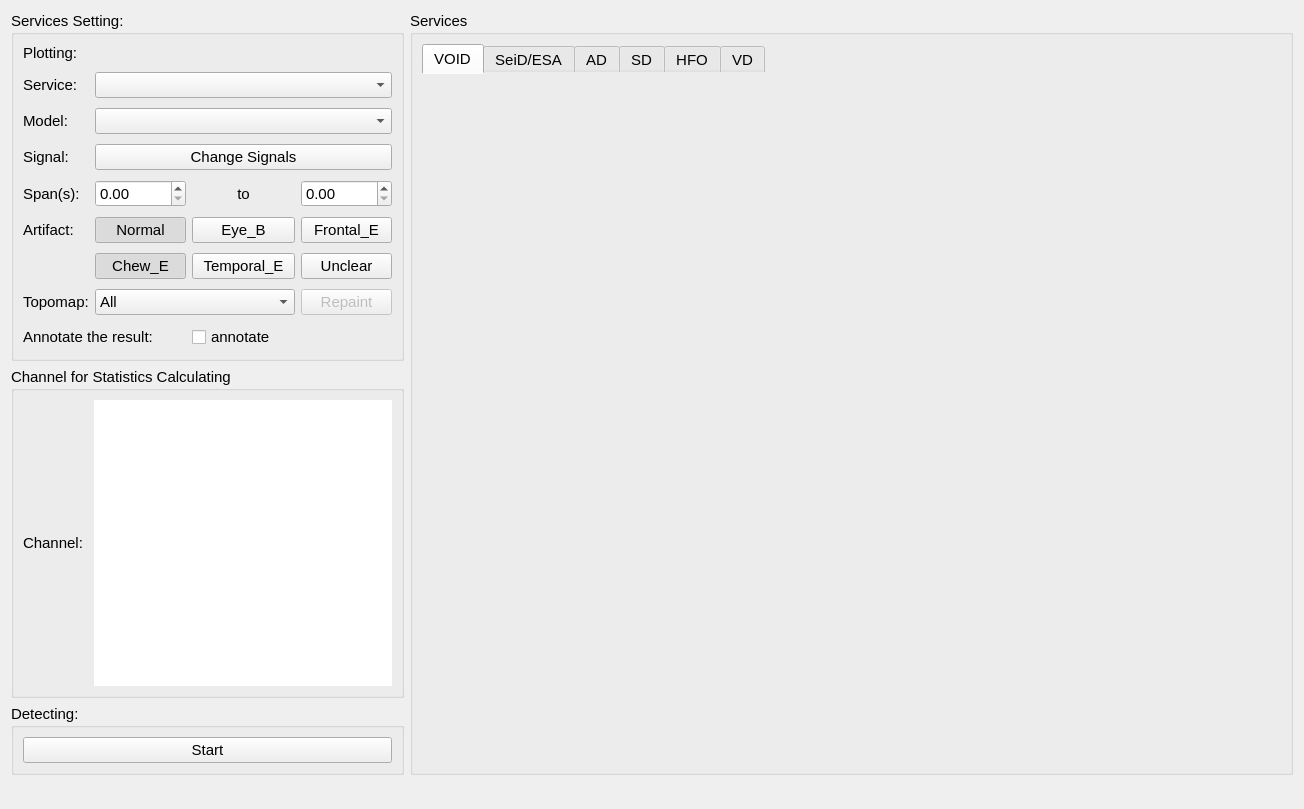
First picture: the form in ui/extend_services_form.ui, repository X-Augenstern/EAViz, before the edit.
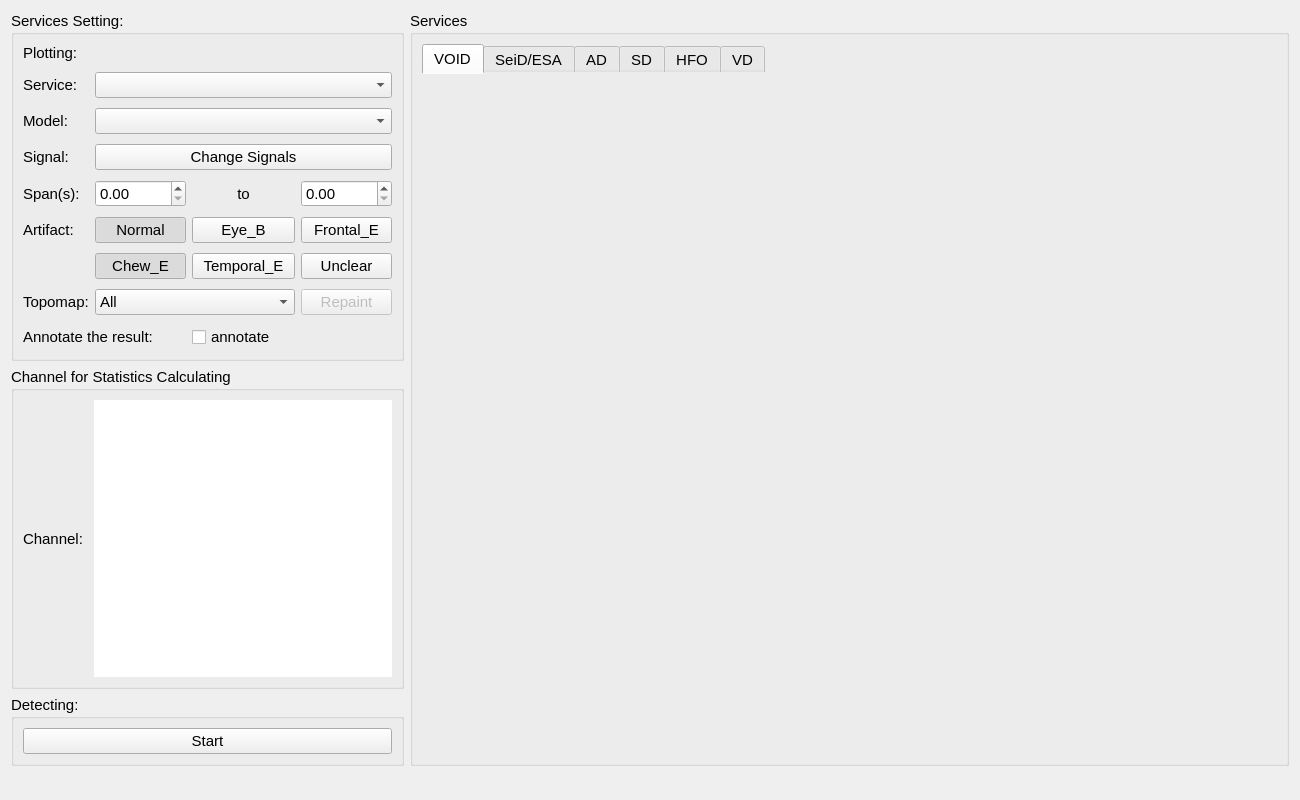
Second picture: the form after the edit. Icons and pictures are not drawn.

Patch:
```diff
--- a/ui/extend_services_form.ui
+++ b/ui/extend_services_form.ui
@@ -9,8 +9,8 @@
    <rect>
     <x>0</x>
     <y>0</y>
-    <width>1304</width>
-    <height>809</height>
+    <width>1300</width>
+    <height>800</height>
    </rect>
   </property>
   <property name="minimumSize">
```
